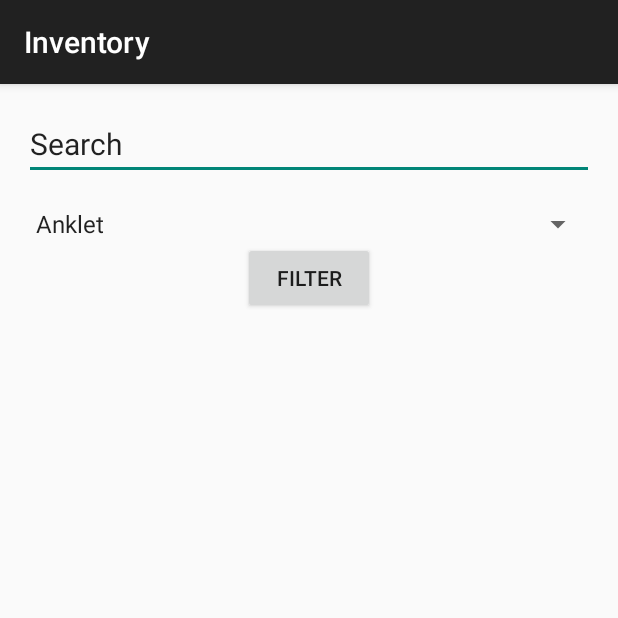
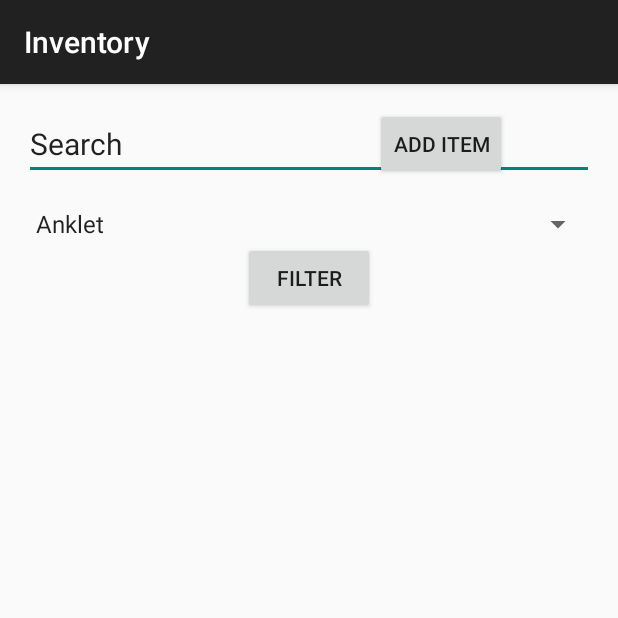
Before and after one commit to CMPUT301F15T01/YesWeCandroid, an Android app: the DisplayInventoryActivity screen opened directly, with no data from a screen before it, on a phone screen of 412 x 824 dp, the top half of it. Run offline under Robolectric (Android 15) with nearby library versions, the phone set to English and light mode, and no system bars; 1 statement that could not run was skipped.

Commit message:
Started making controllers and adding to layouts to make tests pass

```diff
--- a/app/src/main/java/ca/ualberta/trinkettrader/DisplayInventoryActivity.java
+++ b/app/src/main/java/ca/ualberta/trinkettrader/DisplayInventoryActivity.java
@@ -28,6 +28,8 @@ public class DisplayInventoryActivity extends AppCompatActivity {
     private ListView inventoryItemsList;
     private Button deleteAll;
 
+    private InventoryController inventoryController;
+
     @Override
     protected void onCreate(Bundle savedInstanceState) {
         super.onCreate(savedInstanceState);
@@ -39,6 +41,8 @@ public class DisplayInventoryActivity extends AppCompatActivity {
                 //TODO: open the DisplayItemDetails for the Trinket (list item) that was clicked
             }
         });
+
+        inventoryController = new InventoryController(this);
     }
 
     public Button getAddItemButton() {
@@ -56,4 +60,8 @@ public class DisplayInventoryActivity extends AppCompatActivity {
     public Button getDeleteAll() {
         return deleteAll;
     }
+
+    public void clickAdd() {
+        inventoryController.onAddItemClick();
+    }
 }
--- /dev/null
+++ b/app/src/main/java/ca/ualberta/trinkettrader/InventoryController.java
@@ -0,0 +1,21 @@
+package ca.ualberta.trinkettrader;
+
+import android.app.Activity;
+import android.content.Intent;
+
+/**
+ * Created by Andrea McIntosh on 01/11/2015.
+ */
+public class InventoryController {
+
+    private Activity activity;
+
+    public InventoryController(Activity activity) {
+        this.activity = activity;
+    }
+
+    public void onAddItemClick() {
+        Intent intent = new Intent(this.activity, AddOrEditItemActivity.class);
+        activity.startActivity(intent);
+    }
+}
--- a/app/src/main/java/ca/ualberta/trinkettrader/MainActivity.java
+++ b/app/src/main/java/ca/ualberta/trinkettrader/MainActivity.java
@@ -24,8 +24,5 @@ public class MainActivity extends AppCompatActivity {
     protected void onCreate(Bundle savedInstanceState) {
         super.onCreate(savedInstanceState);
         setContentView(R.layout.activity_main);
-
-        Intent intent = new Intent(this, HomePageActivity.class);
-        startActivity(intent);
     }
 }
--- a/app/src/main/res/layout/activity_display_inventory.xml
+++ b/app/src/main/res/layout/activity_display_inventory.xml
@@ -54,5 +54,15 @@
         android:layout_alignParentEnd="true"
         android:layout_below="@+id/filterButtton" />
 
+    <Button
+        style="?android:attr/buttonStyleSmall"
+        android:layout_width="wrap_content"
+        android:layout_height="wrap_content"
+        android:text="Add Item"
+        android:id="@+id/addItemButton"
+        android:layout_alignBottom="@+id/searchByText"
+        android:layout_toEndOf="@+id/filterButtton"
+        android:onClick="clickAdd"/>
+
 
 </RelativeLayout>
--- a/app/src/main/res/layout/activity_home_page.xml
+++ b/app/src/main/res/layout/activity_home_page.xml
@@ -15,6 +15,7 @@
         android:text="Inventory"
         android:id="@+id/inventoryButton"
         android:layout_alignParentTop="true"
-        android:layout_alignParentStart="true" />
+        android:layout_alignParentStart="true"
+        android:onClick="inventoryClick"/>
 
 </RelativeLayout>
```
Also changed, not shown: app/src/main/java/ca/ualberta/trinkettrader/HomePageActivity.java (+8 -0 lines), app/src/main/java/ca/ualberta/trinkettrader/HomePageController.java (added, +21 -0 lines), app/src/main/res/layout/activity_add_or_edit_item.xml (+8 -0 lines).
